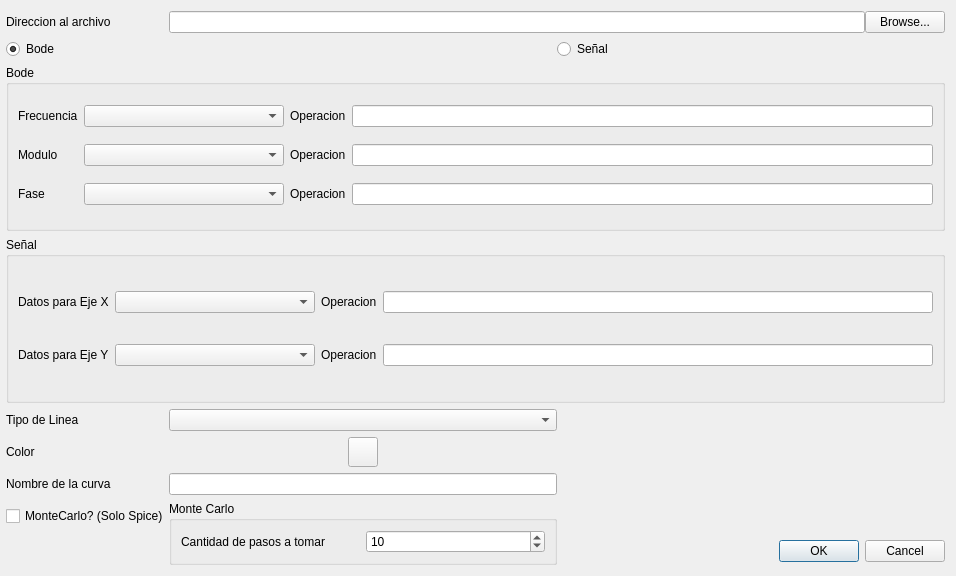
Above: UI/UI_AddTracePopUp.ui from Teoria-de-Circuitos-II/Filter-Tool-TC2-Gullino-Tool- before the change. Below: the same form after it.
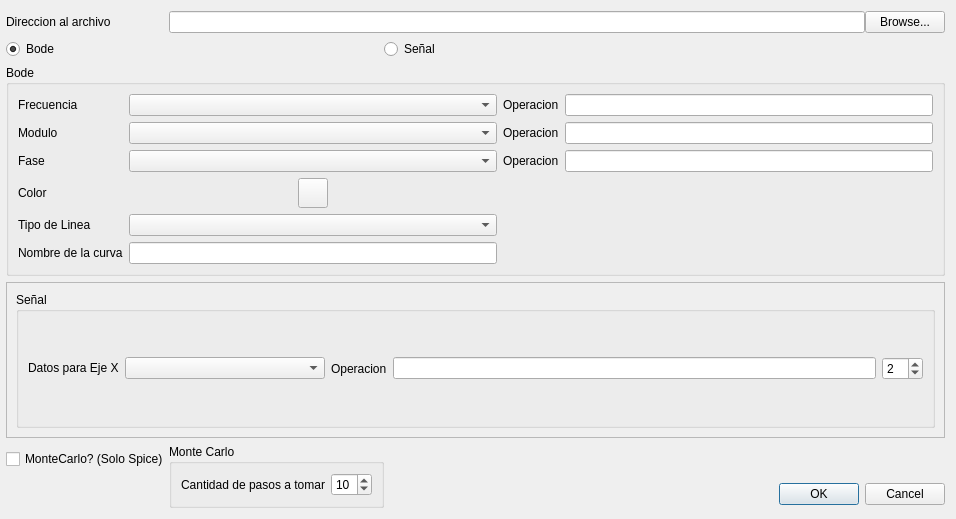
That is the form after the change.

Diff of the .ui file:
```diff
--- a/UI/UI_AddTracePopUp.ui
+++ b/UI/UI_AddTracePopUp.ui
@@ -7,9 +7,21 @@
     <x>0</x>
     <y>0</y>
     <width>956</width>
-    <height>576</height>
+    <height>519</height>
    </rect>
   </property>
+  <property name="sizePolicy">
+   <sizepolicy hsizetype="Preferred" vsizetype="Expanding">
+    <horstretch>0</horstretch>
+    <verstretch>0</verstretch>
+   </sizepolicy>
+  </property>
+  <property name="maximumSize">
+   <size>
+    <width>16777215</width>
+    <height>1032</height>
+   </size>
+  </property>
   <property name="windowTitle">
    <string>Añadir Linea</string>
   </property>
@@ -23,63 +35,7 @@
    <property name="horizontalSpacing">
     <number>0</number>
    </property>
-   <item row="1" column="1" colspan="2">
-    <widget class="QRadioButton" name="BodeRadioButton">
-     <property name="text">
-      <string>Bode</string>
-     </property>
-     <property name="checked">
-      <bool>true</bool>
-     </property>
-    </widget>
-   </item>
-   <item row="6" column="1">
-    <widget class="QLabel" name="TraceNameLabel">
-     <property name="sizePolicy">
-      <sizepolicy hsizetype="Maximum" vsizetype="Maximum">
-       <horstretch>0</horstretch>
-       <verstretch>0</verstretch>
-      </sizepolicy>
-     </property>
-     <property name="text">
-      <string>Nombre de la curva</string>
-     </property>
-    </widget>
-   </item>
-   <item row="6" column="2">
-    <widget class="QLineEdit" name="TraceNameLE"/>
-   </item>
-   <item row="1" column="3" colspan="2">
-    <widget class="QRadioButton" name="SignalRadioButton">
-     <property name="text">
-      <string>Señal</string>
-     </property>
-    </widget>
-   </item>
-   <item row="8" column="4">
-    <widget class="QDialogButtonBox" name="buttonBox">
-     <property name="orientation">
-      <enum>Qt::Horizontal</enum>
-     </property>
-     <property name="standardButtons">
-      <set>QDialogButtonBox::Cancel|QDialogButtonBox::Ok</set>
-     </property>
-    </widget>
-   </item>
-   <item row="5" column="1">
-    <widget class="QLabel" name="ColorLabel">
-     <property name="sizePolicy">
-      <sizepolicy hsizetype="Maximum" vsizetype="Maximum">
-       <horstretch>0</horstretch>
-       <verstretch>0</verstretch>
-      </sizepolicy>
-     </property>
-     <property name="text">
-      <string>Color</string>
-     </property>
-    </widget>
-   </item>
-   <item row="0" column="2" colspan="3">
+   <item row="0" column="2" colspan="5">
     <layout class="QHBoxLayout" name="horizontalLayout">
      <property name="spacing">
       <number>0</number>
@@ -112,101 +68,29 @@
      </item>
     </layout>
    </item>
-   <item row="3" column="1" colspan="4">
-    <widget class="QGroupBox" name="SignalGroupBox">
-     <property name="title">
-      <string>Señal</string>
+   <item row="8" column="6">
+    <widget class="QDialogButtonBox" name="buttonBox">
+     <property name="orientation">
+      <enum>Qt::Horizontal</enum>
      </property>
-     <layout class="QGridLayout" name="gridLayout_3">
-      <item row="0" column="0">
-       <widget class="QLabel" name="XAxisDataLabel">
-        <property name="sizePolicy">
-         <sizepolicy hsizetype="Maximum" vsizetype="Maximum">
-          <horstretch>0</horstretch>
-          <verstretch>0</verstretch>
-         </sizepolicy>
-        </property>
-        <property name="text">
-         <string>Datos para Eje X</string>
-        </property>
-       </widget>
-      </item>
-      <item row="0" column="1">
-       <widget class="QComboBox" name="XDataCB">
-        <property name="minimumSize">
-         <size>
-          <width>200</width>
-          <height>0</height>
-         </size>
-        </property>
-       </widget>
-      </item>
-      <item row="0" column="2">
-       <widget class="QLabel" name="XOpLabel">
-        <property name="text">
-         <string>Operacion</string>
-        </property>
-       </widget>
-      </item>
-      <item row="0" column="3">
-       <widget class="QLineEdit" name="XOpLE"/>
-      </item>
-      <item row="1" column="0">
-       <widget class="QLabel" name="YAxisDataLabel">
-        <property name="text">
-         <string>Datos para Eje Y</string>
-        </property>
-       </widget>
-      </item>
-      <item row="1" column="1">
-       <widget class="QComboBox" name="YDataCB"/>
-      </item>
-      <item row="1" column="2">
-       <widget class="QLabel" name="YOpLabel">
-        <property name="text">
-         <string>Operacion</string>
-        </property>
-       </widget>
-      </item>
-      <item row="1" column="3">
-       <widget class="QLineEdit" name="YOpLE"/>
-      </item>
-     </layout>
+     <property name="standardButtons">
+      <set>QDialogButtonBox::Cancel|QDialogButtonBox::Ok</set>
+     </property>
     </widget>
    </item>
-   <item row="7" column="1">
-    <widget class="QCheckBox" name="IsMCCheckBox">
+   <item row="0" column="1">
+    <widget class="QLabel" name="Dir2FileLabel">
+     <property name="sizePolicy">
+      <sizepolicy hsizetype="Maximum" vsizetype="Maximum">
+       <horstretch>0</horstretch>
+       <verstretch>0</verstretch>
+      </sizepolicy>
+     </property>
      <property name="text">
-      <string>MonteCarlo? (Solo Spice)</string>
+      <string>Direccion al archivo</string>
      </property>
     </widget>
    </item>
-   <item row="4" column="2">
-    <widget class="QComboBox" name="TraceTypeCB"/>
-   </item>
-   <item row="5" column="2">
-    <layout class="QHBoxLayout" name="horizontalLayout_2">
-     <item>
-      <widget class="QPushButton" name="ColorButton">
-       <property name="minimumSize">
-        <size>
-         <width>30</width>
-         <height>30</height>
-        </size>
-       </property>
-       <property name="maximumSize">
-        <size>
-         <width>30</width>
-         <height>30</height>
-        </size>
-       </property>
-       <property name="text">
-        <string/>
-       </property>
-      </widget>
-     </item>
-    </layout>
-   </item>
    <item row="7" column="2" rowspan="2" colspan="2">
     <widget class="QGroupBox" name="MonteCarloGroupBox">
      <property name="enabled">
@@ -236,45 +120,133 @@
      </layout>
     </widget>
    </item>
-   <item row="2" column="1" colspan="4">
+   <item row="3" column="1" colspan="6">
+    <widget class="QScrollArea" name="scrollArea">
+     <property name="widgetResizable">
+      <bool>true</bool>
+     </property>
+     <widget class="QWidget" name="scrollAreaWidgetContents_2">
+      <property name="geometry">
+       <rect>
+        <x>0</x>
+        <y>0</y>
+        <width>919</width>
+        <height>86</height>
+       </rect>
+      </property>
+      <layout class="QGridLayout" name="gridLayout_5">
+       <item row="0" column="0">
+        <widget class="QGroupBox" name="SignalGroupBox">
+         <property name="sizePolicy">
+          <sizepolicy hsizetype="Preferred" vsizetype="Expanding">
+           <horstretch>0</horstretch>
+           <verstretch>0</verstretch>
+          </sizepolicy>
+         </property>
+         <property name="minimumSize">
+          <size>
+           <width>0</width>
+           <height>0</height>
+          </size>
+         </property>
+         <property name="maximumSize">
+          <size>
+           <width>16777215</width>
+           <height>16777215</height>
+          </size>
+         </property>
+         <property name="title">
+          <string>Señal</string>
+         </property>
+         <layout class="QGridLayout" name="gridLayout_3">
+          <item row="0" column="0">
+           <widget class="QLabel" name="XAxisDataLabel">
+            <property name="sizePolicy">
+             <sizepolicy hsizetype="Maximum" vsizetype="Maximum">
+              <horstretch>0</horstretch>
+              <verstretch>0</verstretch>
+             </sizepolicy>
+            </property>
+            <property name="text">
+             <string>Datos para Eje X</string>
+            </property>
+           </widget>
+          </item>
+          <item row="0" column="3">
+           <widget class="QLineEdit" name="XOpLE"/>
+          </item>
+          <item row="0" column="2">
+           <widget class="QLabel" name="XOpLabel">
+            <property name="text">
+             <string>Operacion</string>
+            </property>
+           </widget>
+          </item>
+          <item row="0" column="1">
+           <widget class="QComboBox" name="XDataCB">
+            <property name="minimumSize">
+             <size>
+              <width>200</width>
+              <height>0</height>
+             </size>
+            </property>
+           </widget>
+          </item>
+          <item row="0" column="4">
+           <widget class="QSpinBox" name="YAxisQuantSpinBox">
+            <property name="minimum">
+             <number>1</number>
+            </property>
+            <property name="maximum">
+             <number>10</number>
+            </property>
+            <property name="value">
+             <number>2</number>
+            </property>
+           </widget>
+          </item>
+         </layout>
+        </widget>
+       </item>
+      </layout>
+     </widget>
+    </widget>
+   </item>
+   <item row="1" column="1" colspan="3">
+    <widget class="QRadioButton" name="BodeRadioButton">
+     <property name="sizePolicy">
+      <sizepolicy hsizetype="Fixed" vsizetype="Fixed">
+       <horstretch>0</horstretch>
+       <verstretch>0</verstretch>
+      </sizepolicy>
+     </property>
+     <property name="text">
+      <string>Bode</string>
+     </property>
+     <property name="checked">
+      <bool>true</bool>
+     </property>
+    </widget>
+   </item>
+   <item row="2" column="1" colspan="6">
     <widget class="QGroupBox" name="BodeGroupBox">
      <property name="title">
       <string>Bode</string>
      </property>
      <layout class="QGridLayout" name="gridLayout_4">
-      <item row="0" column="0">
-       <widget class="QLabel" name="FrequencyLAbel">
-        <property name="sizePolicy">
-         <sizepolicy hsizetype="Maximum" vsizetype="Maximum">
-          <horstretch>0</horstretch>
-          <verstretch>0</verstretch>
-         </sizepolicy>
-        </property>
-        <property name="text">
-         <string>Frecuencia</string>
-        </property>
-       </widget>
-      </item>
-      <item row="0" column="1">
-       <widget class="QComboBox" name="FreqDataCB">
-        <property name="minimumSize">
-         <size>
-          <width>200</width>
-          <height>0</height>
-         </size>
-        </property>
-       </widget>
-      </item>
-      <item row="0" column="2">
-       <widget class="QLabel" name="XOpLabel_3">
-        <property name="text">
-         <string>Operacion</string>
-        </property>
-       </widget>
-      </item>
       <item row="0" column="3">
        <widget class="QLineEdit" name="FreqOpLE"/>
       </item>
+      <item row="0" column="1">
+       <widget class="QComboBox" name="FreqDataCB">
+        <property name="minimumSize">
+         <size>
+          <width>200</width>
+          <height>0</height>
+         </size>
+        </property>
+       </widget>
+      </item>
       <item row="1" column="0">
        <widget class="QLabel" name="ModAxisLabel">
         <property name="sizePolicy">
@@ -288,36 +260,6 @@
         </property>
        </widget>
       </item>
-      <item row="1" column="1">
-       <widget class="QComboBox" name="ModDataCB">
-        <property name="minimumSize">
-         <size>
-          <width>200</width>
-          <height>0</height>
-         </size>
-        </property>
-       </widget>
-      </item>
-      <item row="1" column="2">
-       <widget class="QLabel" name="XOpLabel_2">
-        <property name="text">
-         <string>Operacion</string>
-        </property>
-       </widget>
-      </item>
-      <item row="1" column="3">
-       <widget class="QLineEdit" name="ModOpLE"/>
-      </item>
-      <item row="2" column="0">
-       <widget class="QLabel" name="FaseAxisLabel">
-        <property name="text">
-         <string>Fase</string>
-        </property>
-       </widget>
-      </item>
-      <item row="2" column="1">
-       <widget class="QComboBox" name="PhaseDataCB"/>
-      </item>
       <item row="2" column="2">
        <widget class="QLabel" name="YOpLabel_2">
         <property name="text">
@@ -325,35 +267,147 @@
         </property>
        </widget>
       </item>
+      <item row="7" column="0">
+       <widget class="QLabel" name="BodeTraceNameLabel">
+        <property name="sizePolicy">
+         <sizepolicy hsizetype="Maximum" vsizetype="Maximum">
+          <horstretch>0</horstretch>
+          <verstretch>0</verstretch>
+         </sizepolicy>
+        </property>
+        <property name="text">
+         <string>Nombre de la curva</string>
+        </property>
+       </widget>
+      </item>
       <item row="2" column="3">
        <widget class="QLineEdit" name="PhaseOpLE"/>
       </item>
+      <item row="1" column="2">
+       <widget class="QLabel" name="XOpLabel_2">
+        <property name="text">
+         <string>Operacion</string>
+        </property>
+       </widget>
+      </item>
+      <item row="5" column="0">
+       <widget class="QLabel" name="BodeColorLabel">
+        <property name="sizePolicy">
+         <sizepolicy hsizetype="Maximum" vsizetype="Maximum">
+          <horstretch>0</horstretch>
+          <verstretch>0</verstretch>
+         </sizepolicy>
+        </property>
+        <property name="text">
+         <string>Color</string>
+        </property>
+       </widget>
+      </item>
+      <item row="2" column="1">
+       <widget class="QComboBox" name="PhaseDataCB"/>
+      </item>
+      <item row="0" column="0">
+       <widget class="QLabel" name="FrequencyLAbel">
+        <property name="sizePolicy">
+         <sizepolicy hsizetype="Maximum" vsizetype="Maximum">
+          <horstretch>0</horstretch>
+          <verstretch>0</verstretch>
+         </sizepolicy>
+        </property>
+        <property name="text">
+         <string>Frecuencia</string>
+        </property>
+       </widget>
+      </item>
+      <item row="1" column="1">
+       <widget class="QComboBox" name="ModDataCB">
+        <property name="minimumSize">
+         <size>
+          <width>200</width>
+          <height>0</height>
+         </size>
+        </property>
+       </widget>
+      </item>
+      <item row="2" column="0">
+       <widget class="QLabel" name="FaseAxisLabel">
+        <property name="text">
+         <string>Fase</string>
+        </property>
+       </widget>
+      </item>
+      <item row="1" column="3">
+       <widget class="QLineEdit" name="ModOpLE"/>
+      </item>
+      <item row="0" column="2">
+       <widget class="QLabel" name="XOpLabel_3">
+        <property name="text">
+         <string>Operacion</string>
+        </property>
+       </widget>
+      </item>
+      <item row="6" column="0">
+       <widget class="QLabel" name="BodeLineTypeLabel">
+        <property name="sizePolicy">
+         <sizepolicy hsizetype="Maximum" vsizetype="Maximum">
+          <horstretch>0</horstretch>
+          <verstretch>0</verstretch>
+         </sizepolicy>
+        </property>
+        <property name="text">
+         <string>Tipo de Linea</string>
+        </property>
+       </widget>
+      </item>
+      <item row="7" column="1">
+       <widget class="QLineEdit" name="BodeTraceNameLE"/>
+      </item>
+      <item row="6" column="1">
+       <widget class="QComboBox" name="BodeTraceTypeCB"/>
+      </item>
+      <item row="5" column="1">
+       <layout class="QHBoxLayout" name="horizontalLayout_2">
+        <item>
+         <widget class="QPushButton" name="BodeColorButton">
+          <property name="minimumSize">
+           <size>
+            <width>30</width>
+            <height>30</height>
+           </size>
+          </property>
+          <property name="maximumSize">
+           <size>
+            <width>30</width>
+            <height>30</height>
+           </size>
+          </property>
+          <property name="text">
+           <string/>
+          </property>
+         </widget>
+        </item>
+       </layout>
+      </item>
      </layout>
     </widget>
    </item>
-   <item row="0" column="1">
-    <widget class="QLabel" name="Dir2FileLabel">
-     <property name="sizePolicy">
-      <sizepolicy hsizetype="Maximum" vsizetype="Maximum">
-       <horstretch>0</horstretch>
-       <verstretch>0</verstretch>
-      </sizepolicy>
-     </property>
+   <item row="7" column="1">
+    <widget class="QCheckBox" name="IsMCCheckBox">
      <property name="text">
-      <string>Direccion al archivo</string>
+      <string>MonteCarlo? (Solo Spice)</string>
      </property>
     </widget>
    </item>
-   <item row="4" column="1">
-    <widget class="QLabel" name="LineTypeLabel">
+   <item row="1" column="4">
+    <widget class="QRadioButton" name="SignalRadioButton">
      <property name="sizePolicy">
-      <sizepolicy hsizetype="Maximum" vsizetype="Maximum">
+      <sizepolicy hsizetype="Fixed" vsizetype="Fixed">
        <horstretch>0</horstretch>
        <verstretch>0</verstretch>
       </sizepolicy>
      </property>
      <property name="text">
-      <string>Tipo de Linea</string>
+      <string>Señal</string>
      </property>
     </widget>
    </item>
```
Left out of the diff: 71 changed lines with no effect on the pictures.
